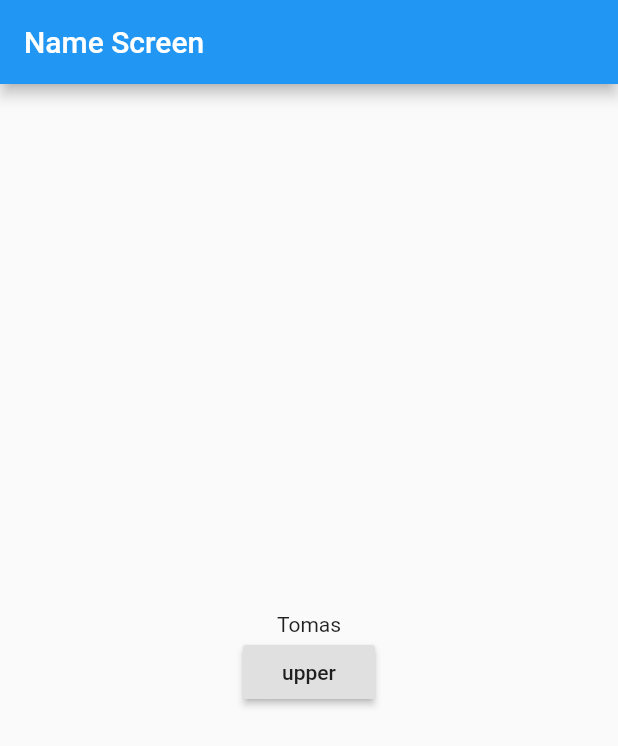
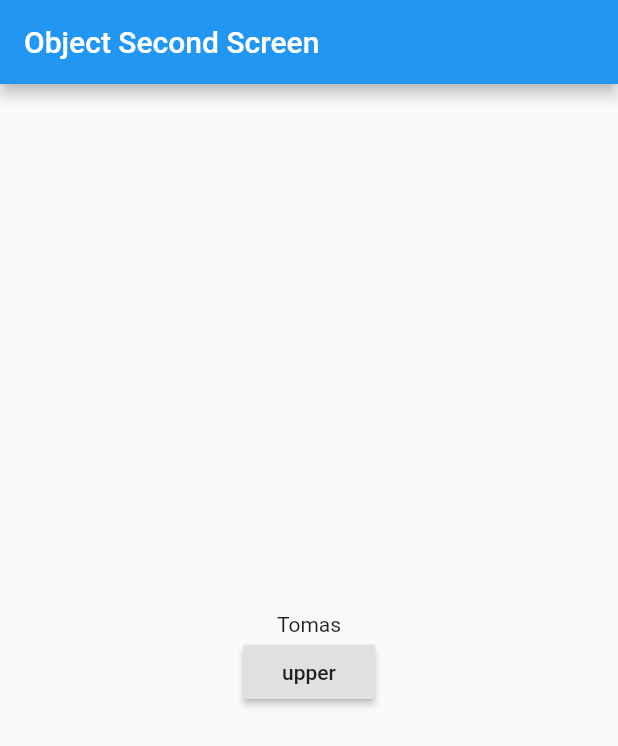
Before and after one commit to Abdalqader27/GetX-Tutorial, a Flutter app: the screen it shows after launch, on a phone screen of 412 x 824 dp. Shown: the top 746 px of the screen. Run offline on Flutter 3.47's test engine with Material 2 defaults, Android fonts, the phone set to English and light mode, and no system bars; our stand-ins replace get.

Commit message:
Controller  with Getx

```diff
--- /dev/null
+++ b/lib/getx-controller/name-second-screen.dart
@@ -0,0 +1,33 @@
+import 'package:flutter/material.dart';
+import 'package:get/get.dart';
+import 'package:getx_tutorial/getx-controller/my-controller.dart';
+
+// ignore: must_be_immutable
+class NameSecondScreen extends StatelessWidget {
+  @override
+  Widget build(BuildContext context) {
+    print("rebuild");
+    return Scaffold(
+      appBar: AppBar(title: Text("Object Second Screen ")),
+      body: Center(
+        child: Column(
+          mainAxisAlignment: MainAxisAlignment.center,
+          crossAxisAlignment: CrossAxisAlignment.center,
+          children: [
+            GetX<MyController>(
+              init: MyController(),
+              builder: (data) => Column(
+                children: [
+                  Text(data.student.name.toString()),
+                  ///   you can replace this
+                  //   RaisedButton(child: Text("upper"), onPressed: () => data.toUpperCase())
+                ],
+              ),
+            ),
+            RaisedButton(child: Text("upper"), onPressed: () => Get.find<MyController>().toUpperCase())
+          ],
+        ),
+      ),
+    );
+  }
+}
--- a/lib/main.dart
+++ b/lib/main.dart
@@ -1,5 +1,6 @@
 import 'package:flutter/material.dart';
 import 'package:get/get.dart';
+import 'package:getx_tutorial/getx-controller/name-second-screen.dart';
 import 'package:getx_tutorial/navigation/navigation-first-screen.dart';
 
 import 'getx-controller/name-screen.dart';
@@ -13,7 +14,8 @@ class MyApp extends StatelessWidget {
     return GetMaterialApp(
      // home: NavigationFirstScreen(),
 //      home: CounterScreen(),
-      home: NameScreen(),
+ //     home: NameScreen(),
+      home: NameSecondScreen(),
     );
   }
 }
```
